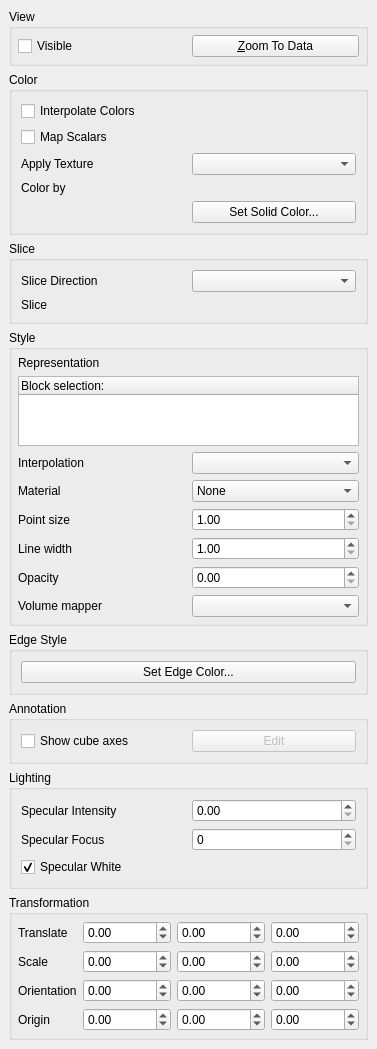
Above: Qt/Components/Resources/UI/pqDisplayProxyEditor.ui from wildmichael/ParaView3-enhancements-old before the change. Below: the same form after it.
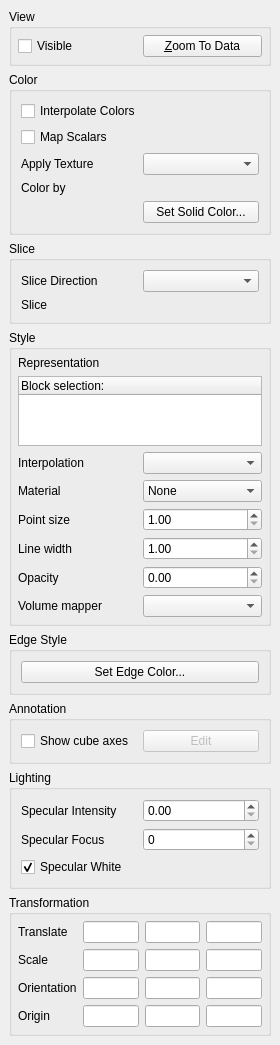
That is the form after the change. The open tabs and pages were chosen to show the change. Custom widgets are drawn as their Qt base class.

Commit message: BUG: Fixed BUG #6935. Converting the transformation widgets on the display panel to use line edits instead of spin boxes.

What changed in the file:
```diff
--- a/Qt/Components/Resources/UI/pqDisplayProxyEditor.ui
+++ b/Qt/Components/Resources/UI/pqDisplayProxyEditor.ui
@@ -66,15 +66,25 @@
       <property name="margin" >
        <number>9</number>
       </property>
-      <property name="spacing" >
+      <property name="topMargin" >
+       <number>9</number>
+      </property>
+      <property name="rightMargin" >
+       <number>9</number>
+      </property>
+      <property name="bottomMargin" >
+       <number>9</number>
+      </property>
+      <property name="horizontalSpacing" >
+       <number>6</number>
+      </property>
+      <property name="verticalSpacing" >
        <number>6</number>
       </property>
       <item row="4" column="0" colspan="2" >
        <widget class="QStackedWidget" name="ColorButtonStack" >
         <property name="sizePolicy" >
-         <sizepolicy>
-          <hsizetype>3</hsizetype>
-          <vsizetype>0</vsizetype>
+         <sizepolicy vsizetype="Fixed" hsizetype="MinimumExpanding" >
           <horstretch>0</horstretch>
           <verstretch>0</verstretch>
          </sizepolicy>
@@ -129,9 +139,7 @@
         </widget>
         <widget class="QWidget" name="SolidColorPage" >
          <property name="sizePolicy" >
-          <sizepolicy>
-           <hsizetype>3</hsizetype>
-           <vsizetype>0</vsizetype>
+          <sizepolicy vsizetype="Fixed" hsizetype="MinimumExpanding" >
            <horstretch>0</horstretch>
            <verstretch>0</verstretch>
           </sizepolicy>
@@ -140,7 +148,19 @@
           <property name="margin" >
            <number>0</number>
           </property>
-          <property name="spacing" >
+          <property name="topMargin" >
+           <number>0</number>
+          </property>
+          <property name="rightMargin" >
+           <number>0</number>
+          </property>
+          <property name="bottomMargin" >
+           <number>0</number>
+          </property>
+          <property name="horizontalSpacing" >
+           <number>6</number>
+          </property>
+          <property name="verticalSpacing" >
            <number>6</number>
           </property>
           <item row="0" column="0" >
@@ -243,7 +263,19 @@
       <property name="margin" >
        <number>9</number>
       </property>
-      <property name="spacing" >
+      <property name="topMargin" >
+       <number>9</number>
+      </property>
+      <property name="rightMargin" >
+       <number>9</number>
+      </property>
+      <property name="bottomMargin" >
+       <number>9</number>
+      </property>
+      <property name="horizontalSpacing" >
+       <number>6</number>
+      </property>
+      <property name="verticalSpacing" >
        <number>6</number>
       </property>
       <item row="0" column="0" >
@@ -278,7 +310,19 @@
       <property name="margin" >
        <number>6</number>
       </property>
-      <property name="spacing" >
+      <property name="topMargin" >
+       <number>6</number>
+      </property>
+      <property name="rightMargin" >
+       <number>6</number>
+      </property>
+      <property name="bottomMargin" >
+       <number>6</number>
+      </property>
+      <property name="horizontalSpacing" >
+       <number>6</number>
+      </property>
+      <property name="verticalSpacing" >
        <number>6</number>
       </property>
       <item row="6" column="1" >
@@ -441,7 +485,19 @@
       <property name="margin" >
        <number>9</number>
       </property>
-      <property name="spacing" >
+      <property name="topMargin" >
+       <number>9</number>
+      </property>
+      <property name="rightMargin" >
+       <number>9</number>
+      </property>
+      <property name="bottomMargin" >
+       <number>9</number>
+      </property>
+      <property name="horizontalSpacing" >
+       <number>6</number>
+      </property>
+      <property name="verticalSpacing" >
        <number>6</number>
       </property>
       <item row="0" column="0" >
@@ -450,9 +506,7 @@
          <bool>true</bool>
         </property>
         <property name="sizePolicy" >
-         <sizepolicy>
-          <hsizetype>1</hsizetype>
-          <vsizetype>0</vsizetype>
+         <sizepolicy vsizetype="Fixed" hsizetype="Minimum" >
           <horstretch>0</horstretch>
           <verstretch>0</verstretch>
          </sizepolicy>
@@ -477,7 +531,19 @@
       <property name="margin" >
        <number>9</number>
       </property>
-      <property name="spacing" >
+      <property name="topMargin" >
+       <number>9</number>
+      </property>
+      <property name="rightMargin" >
+       <number>9</number>
+      </property>
+      <property name="bottomMargin" >
+       <number>9</number>
+      </property>
+      <property name="horizontalSpacing" >
+       <number>6</number>
+      </property>
+      <property name="verticalSpacing" >
        <number>6</number>
       </property>
       <item row="0" column="1" >
@@ -527,7 +593,19 @@
       <property name="margin" >
        <number>9</number>
       </property>
-      <property name="spacing" >
+      <property name="topMargin" >
+       <number>9</number>
+      </property>
+      <property name="rightMargin" >
+       <number>9</number>
+      </property>
+      <property name="bottomMargin" >
+       <number>9</number>
+      </property>
+      <property name="horizontalSpacing" >
+       <number>6</number>
+      </property>
+      <property name="verticalSpacing" >
        <number>6</number>
       </property>
       <item row="0" column="0" >
@@ -583,15 +661,25 @@
       <property name="margin" >
        <number>6</number>
       </property>
-      <property name="spacing" >
+      <property name="topMargin" >
+       <number>6</number>
+      </property>
+      <property name="rightMargin" >
+       <number>6</number>
+      </property>
+      <property name="bottomMargin" >
+       <number>6</number>
+      </property>
+      <property name="horizontalSpacing" >
+       <number>6</number>
+      </property>
+      <property name="verticalSpacing" >
        <number>6</number>
       </property>
       <item row="2" column="3" >
-       <widget class="QDoubleSpinBox" name="OrientationZ" >
+       <widget class="QLineEdit" name="OrientationZ" >
         <property name="sizePolicy" >
-         <sizepolicy>
-          <hsizetype>5</hsizetype>
-          <vsizetype>0</vsizetype>
+         <sizepolicy vsizetype="Fixed" hsizetype="Preferred" >
           <horstretch>0</horstretch>
           <verstretch>0</verstretch>
          </sizepolicy>
@@ -599,23 +687,12 @@
         <property name="toolTip" >
          <string>&lt;html>&lt;head>&lt;meta name="qrichtext" content="1" />&lt;/head>&lt;body style=" white-space: pre-wrap; font-family:Sans Serif; font-size:9pt; font-weight:400; font-style:normal; text-decoration:none;">&lt;p style=" margin-top:0px; margin-bottom:0px; margin-left:0px; margin-right:0px; -qt-block-indent:0; text-indent:0px;">Orient the geometry relative to the dataset origin.&lt;/p>&lt;/body>&lt;/html></string>
         </property>
-        <property name="maximum" >
-         <double>180.000000000000000</double>
-        </property>
-        <property name="minimum" >
-         <double>-180.000000000000000</double>
-        </property>
-        <property name="singleStep" >
-         <double>5.000000000000000</double>
-        </property>
        </widget>
       </item>
       <item row="2" column="2" >
-       <widget class="QDoubleSpinBox" name="OrientationY" >
+       <widget class="QLineEdit" name="OrientationY" >
         <property name="sizePolicy" >
-         <sizepolicy>
-          <hsizetype>5</hsizetype>
-          <vsizetype>0</vsizetype>
+         <sizepolicy vsizetype="Fixed" hsizetype="Preferred" >
           <horstretch>0</horstretch>
           <verstretch>0</verstretch>
          </sizepolicy>
@@ -623,15 +700,6 @@
         <property name="toolTip" >
          <string>&lt;html>&lt;head>&lt;meta name="qrichtext" content="1" />&lt;/head>&lt;body style=" white-space: pre-wrap; font-family:Sans Serif; font-size:9pt; font-weight:400; font-style:normal; text-decoration:none;">&lt;p style=" margin-top:0px; margin-bottom:0px; margin-left:0px; margin-right:0px; -qt-block-indent:0; text-indent:0px;">Orient the geometry relative to the dataset origin.&lt;/p>&lt;/body>&lt;/html></string>
         </property>
-        <property name="maximum" >
-         <double>180.000000000000000</double>
-        </property>
-        <property name="minimum" >
-         <double>-180.000000000000000</double>
-        </property>
-        <property name="singleStep" >
-         <double>5.000000000000000</double>
-        </property>
        </widget>
       </item>
       <item row="1" column="0" >
@@ -656,11 +724,9 @@
        </widget>
       </item>
       <item row="3" column="3" >
-       <widget class="QDoubleSpinBox" name="OriginZ" >
+       <widget class="QLineEdit" name="OriginZ" >
         <property name="sizePolicy" >
-         <sizepolicy>
-          <hsizetype>5</hsizetype>
-          <vsizetype>0</vsizetype>
+         <sizepolicy vsizetype="Fixed" hsizetype="Preferred" >
           <horstretch>0</horstretch>
           <verstretch>0</verstretch>
          </sizepolicy>
@@ -668,23 +734,12 @@
         <property name="toolTip" >
          <string>&lt;html>&lt;head>&lt;meta name="qrichtext" content="1" />&lt;/head>&lt;body style=" white-space: pre-wrap; font-family:Sans Serif; font-size:9pt; font-weight:400; font-style:normal; text-decoration:none;">&lt;p style=" margin-top:0px; margin-bottom:0px; margin-left:0px; margin-right:0px; -qt-block-indent:0; text-indent:0px;">Set the origin point about which rotations take place.&lt;/p>&lt;/body>&lt;/html></string>
         </property>
-        <property name="maximum" >
-         <double>339999999999999996123846586046231871488.000000000000000</double>
-        </property>
-        <property name="minimum" >
-         <double>-339999999999999996123846586046231871488.000000000000000</double>
-        </property>
-        <property name="singleStep" >
-         <double>0.200000000000000</double>
-        </property>
        </widget>
       </item>
       <item row="0" column="1" >
-       <widget class="QDoubleSpinBox" name="TranslateX" >
+       <widget class="QLineEdit" name="TranslateX" >
         <property name="sizePolicy" >
-         <sizepolicy>
-          <hsizetype>5</hsizetype>
-          <vsizetype>0</vsizetype>
+         <sizepolicy vsizetype="Fixed" hsizetype="Preferred" >
           <horstretch>0</horstretch>
           <verstretch>0</verstretch>
          </sizepolicy>
@@ -692,15 +747,6 @@
         <property name="toolTip" >
          <string>&lt;html>&lt;head>&lt;meta name="qrichtext" content="1" />&lt;/head>&lt;body style=" white-space: pre-wrap; font-family:Sans Serif; font-size:9pt; font-weight:400; font-style:normal; text-decoration:none;">&lt;p style=" margin-top:0px; margin-bottom:0px; margin-left:0px; margin-right:0px; -qt-block-indent:0; text-indent:0px;">Translate the geometry relative to the dataset location.&lt;/p>&lt;/body>&lt;/html></string>
         </property>
-        <property name="maximum" >
-         <double>339999999999999996123846586046231871488.000000000000000</double>
-        </property>
-        <property name="minimum" >
-         <double>-339999999999999996123846586046231871488.000000000000000</double>
-        </property>
-        <property name="singleStep" >
-         <double>0.200000000000000</double>
-        </property>
        </widget>
       </item>
       <item row="3" column="0" >
@@ -711,11 +757,9 @@
        </widget>
       </item>
       <item row="1" column="3" >
-       <widget class="QDoubleSpinBox" name="ScaleZ" >
+       <widget class="QLineEdit" name="ScaleZ" >
         <property name="sizePolicy" >
-         <sizepolicy>
-          <hsizetype>5</hsizetype>
-          <vsizetype>0</vsizetype>
+         <sizepolicy vsizetype="Fixed" hsizetype="Preferred" >
           <horstretch>0</horstretch>
           <verstretch>0</verstretch>
          </sizepolicy>
@@ -723,23 +767,12 @@
         <property name="toolTip" >
          <string>&lt;html>&lt;head>&lt;meta name="qrichtext" content="1" />&lt;/head>&lt;body style=" white-space: pre-wrap; font-family:Sans Serif; font-size:9pt; font-weight:400; font-style:normal; text-decoration:none;">&lt;p style=" margin-top:0px; margin-bottom:0px; margin-left:0px; margin-right:0px; -qt-block-indent:0; text-indent:0px;">Scale the geometry relative to the size of the dataset.&lt;/p>&lt;/body>&lt;/html></string>
         </property>
-        <property name="maximum" >
-         <double>339999999999999996123846586046231871488.000000000000000</double>
-        </property>
-        <property name="minimum" >
-         <double>-339999999999999996123846586046231871488.000000000000000</double>
-        </property>
-        <property name="singleStep" >
-         <double>0.200000000000000</double>
-        </property>
        </widget>
       </item>
       <item row="3" column="1" >
-       <widget class="QDoubleSpinBox" name="OriginX" >
+       <widget class="QLineEdit" name="OriginX" >
         <property name="sizePolicy" >
-         <sizepolicy>
-          <hsizetype>5</hsizetype>
-          <vsizetype>0</vsizetype>
+         <sizepolicy vsizetype="Fixed" hsizetype="Preferred" >
           <horstretch>0</horstretch>
           <verstretch>0</verstretch>
          </sizepolicy>
@@ -747,23 +780,12 @@
         <property name="toolTip" >
          <string>&lt;html>&lt;head>&lt;meta name="qrichtext" content="1" />&lt;/head>&lt;body style=" white-space: pre-wrap; font-family:Sans Serif; font-size:9pt; font-weight:400; font-style:normal; text-decoration:none;">&lt;p style=" margin-top:0px; margin-bottom:0px; margin-left:0px; margin-right:0px; -qt-block-indent:0; text-indent:0px;">Set the origin point about which rotations take place.&lt;/p>&lt;/body>&lt;/html></string>
         </property>
-        <property name="maximum" >
-         <double>339999999999999996123846586046231871488.000000000000000</double>
-        </property>
-        <property name="minimum" >
-         <double>-339999999999999996123846586046231871488.000000000000000</double>
-        </property>
-        <property name="singleStep" >
-         <double>0.200000000000000</double>
-        </property>
        </widget>
       </item>
       <item row="0" column="3" >
-       <widget class="QDoubleSpinBox" name="TranslateZ" >
+       <widget class="QLineEdit" name="TranslateZ" >
         <property name="sizePolicy" >
-         <sizepolicy>
-          <hsizetype>5</hsizetype>
-          <vsizetype>0</vsizetype>
+         <sizepolicy vsizetype="Fixed" hsizetype="Preferred" >
           <horstretch>0</horstretch>
           <verstretch>0</verstretch>
          </sizepolicy>
@@ -771,23 +793,12 @@
         <property name="toolTip" >
          <string>&lt;html>&lt;head>&lt;meta name="qrichtext" content="1" />&lt;/head>&lt;body style=" white-space: pre-wrap; font-family:Sans Serif; font-size:9pt; font-weight:400; font-style:normal; text-decoration:none;">&lt;p style=" margin-top:0px; margin-bottom:0px; margin-left:0px; margin-right:0px; -qt-block-indent:0; text-indent:0px;">Translate the geometry relative to the dataset location.&lt;/p>&lt;/body>&lt;/html></string>
         </property>
-        <property name="maximum" >
-         <double>339999999999999996123846586046231871488.000000000000000</double>
-        </property>
-        <property name="minimum" >
-         <double>-339999999999999996123846586046231871488.000000000000000</double>
-        </property>
-        <property name="singleStep" >
-         <double>0.200000000000000</double>
-        </property>
        </widget>
       </item>
       <item row="0" column="2" >
-       <widget class="QDoubleSpinBox" name="TranslateY" >
+       <widget class="QLineEdit" name="TranslateY" >
         <property name="sizePolicy" >
-         <sizepolicy>
-          <hsizetype>5</hsizetype>
-          <vsizetype>0</vsizetype>
+         <sizepolicy vsizetype="Fixed" hsizetype="Preferred" >
           <horstretch>0</horstretch>
           <verstretch>0</verstretch>
          </sizepolicy>
@@ -795,23 +806,12 @@
         <property name="toolTip" >
          <string>&lt;html>&lt;head>&lt;meta name="qrichtext" content="1" />&lt;/head>&lt;body style=" white-space: pre-wrap; font-family:Sans Serif; font-size:9pt; font-weight:400; font-style:normal; text-decoration:none;">&lt;p style=" margin-top:0px; margin-bottom:0px; margin-left:0px; margin-right:0px; -qt-block-indent:0; text-indent:0px;">Translate the geometry relative to the dataset location.&lt;/p>&lt;/body>&lt;/html></string>
         </property>
-        <property name="maximum" >
-         <double>339999999999999996123846586046231871488.000000000000000</double>
-        </property>
-        <property name="minimum" >
-         <double>-339999999999999996123846586046231871488.000000000000000</double>
-        </property>
-        <property name="singleStep" >
-         <double>0.200000000000000</double>
-        </property>
        </widget>
       </item>
       <item row="1" column="1" >
-       <widget class="QDoubleSpinBox" name="ScaleX" >
+       <widget class="QLineEdit" name="ScaleX" >
         <property name="sizePolicy" >
-         <sizepolicy>
-          <hsizetype>5</hsizetype>
-          <vsizetype>0</vsizetype>
+         <sizepolicy vsizetype="Fixed" hsizetype="Preferred" >
           <horstretch>0</horstretch>
           <verstretch>0</verstretch>
          </sizepolicy>
@@ -819,23 +819,12 @@
         <property name="toolTip" >
          <string>&lt;html>&lt;head>&lt;meta name="qrichtext" content="1" />&lt;/head>&lt;body style=" white-space: pre-wrap; font-family:Sans Serif; font-size:9pt; font-weight:400; font-style:normal; text-decoration:none;">&lt;p style=" margin-top:0px; margin-bottom:0px; margin-left:0px; margin-right:0px; -qt-block-indent:0; text-indent:0px;">Scale the geometry relative to the size of the dataset.&lt;/p>&lt;/body>&lt;/html></string>
         </property>
-        <property name="maximum" >
-         <double>339999999999999996123846586046231871488.000000000000000</double>
-        </property>
-        <property name="minimum" >
-         <double>-339999999999999996123846586046231871488.000000000000000</double>
-        </property>
-        <property name="singleStep" >
-         <double>0.200000000000000</double>
-        </property>
        </widget>
       </item>
       <item row="1" column="2" >
-       <widget class="QDoubleSpinBox" name="ScaleY" >
+       <widget class="QLineEdit" name="ScaleY" >
         <property name="sizePolicy" >
-         <sizepolicy>
-          <hsizetype>5</hsizetype>
-          <vsizetype>0</vsizetype>
+         <sizepolicy vsizetype="Fixed" hsizetype="Preferred" >
           <horstretch>0</horstretch>
           <verstretch>0</verstretch>
          </sizepolicy>
@@ -843,23 +832,12 @@
         <property name="toolTip" >
          <string>&lt;html>&lt;head>&lt;meta name="qrichtext" content="1" />&lt;/head>&lt;body style=" white-space: pre-wrap; font-family:Sans Serif; font-size:9pt; font-weight:400; font-style:normal; text-decoration:none;">&lt;p style=" margin-top:0px; margin-bottom:0px; margin-left:0px; margin-right:0px; -qt-block-indent:0; text-indent:0px;">Scale the geometry relative to the size of the dataset.&lt;/p>&lt;/body>&lt;/html></string>
         </property>
-        <property name="maximum" >
-         <double>339999999999999996123846586046231871488.000000000000000</double>
-        </property>
-        <property name="minimum" >
-         <double>-339999999999999996123846586046231871488.000000000000000</double>
-        </property>
-        <property name="singleStep" >
-         <double>0.200000000000000</double>
-        </property>
        </widget>
       </item>
       <item row="3" column="2" >
-       <widget class="QDoubleSpinBox" name="OriginY" >
+       <widget class="QLineEdit" name="OriginY" >
         <property name="sizePolicy" >
-         <sizepolicy>
-          <hsizetype>5</hsizetype>
-          <vsizetype>0</vsizetype>
+         <sizepolicy vsizetype="Fixed" hsizetype="Preferred" >
           <horstretch>0</horstretch>
           <verstretch>0</verstretch>
          </sizepolicy>
@@ -867,23 +845,12 @@
         <property name="toolTip" >
          <string>&lt;html>&lt;head>&lt;meta name="qrichtext" content="1" />&lt;/head>&lt;body style=" white-space: pre-wrap; font-family:Sans Serif; font-size:9pt; font-weight:400; font-style:normal; text-decoration:none;">&lt;p style=" margin-top:0px; margin-bottom:0px; margin-left:0px; margin-right:0px; -qt-block-indent:0; text-indent:0px;">Set the origin point about which rotations take place.&lt;/p>&lt;/body>&lt;/html></string>
         </property>
-        <property name="maximum" >
-         <double>339999999999999996123846586046231871488.000000000000000</double>
-        </property>
-        <property name="minimum" >
-         <double>-339999999999999996123846586046231871488.000000000000000</double>
-        </property>
-        <property name="singleStep" >
-         <double>0.200000000000000</double>
-        </property>
        </widget>
       </item>
       <item row="2" column="1" >
-       <widget class="QDoubleSpinBox" name="OrientationX" >
+       <widget class="QLineEdit" name="OrientationX" >
         <property name="sizePolicy" >
-         <sizepolicy>
-          <hsizetype>5</hsizetype>
-          <vsizetype>0</vsizetype>
+         <sizepolicy vsizetype="Fixed" hsizetype="Preferred" >
           <horstretch>0</horstretch>
           <verstretch>0</verstretch>
          </sizepolicy>
@@ -891,18 +858,6 @@
         <property name="toolTip" >
          <string>&lt;html>&lt;head>&lt;meta name="qrichtext" content="1" />&lt;/head>&lt;body style=" white-space: pre-wrap; font-family:Sans Serif; font-size:9pt; font-weight:400; font-style:normal; text-decoration:none;">&lt;p style=" margin-top:0px; margin-bottom:0px; margin-left:0px; margin-right:0px; -qt-block-indent:0; text-indent:0px;">Orient the geometry relative to the dataset origin.&lt;/p>&lt;/body>&lt;/html></string>
         </property>
-        <property name="maximum" >
-         <double>180.000000000000000</double>
-        </property>
-        <property name="minimum" >
-         <double>-180.000000000000000</double>
-        </property>
-        <property name="singleStep" >
-         <double>5.000000000000000</double>
-        </property>
-        <property name="value" >
-         <double>0.000000000000000</double>
-        </property>
        </widget>
       </item>
      </layout>
```
Left out of the diff: 90 changed lines with no effect on the pictures. The commit also changes 1 other file.
